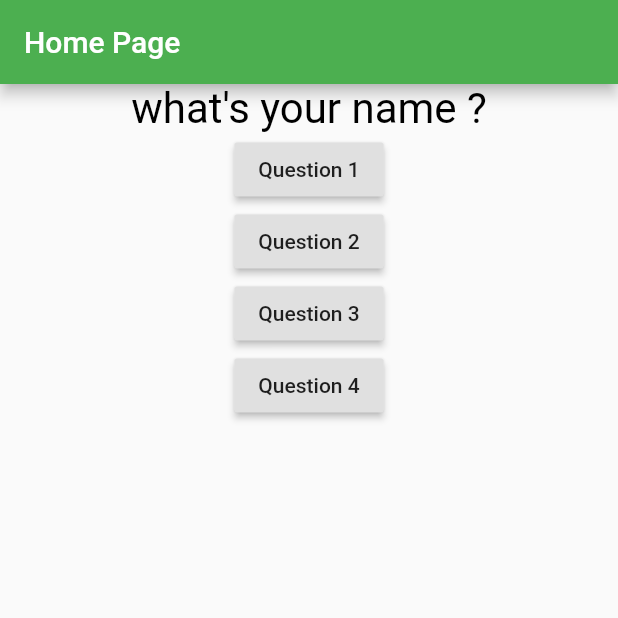
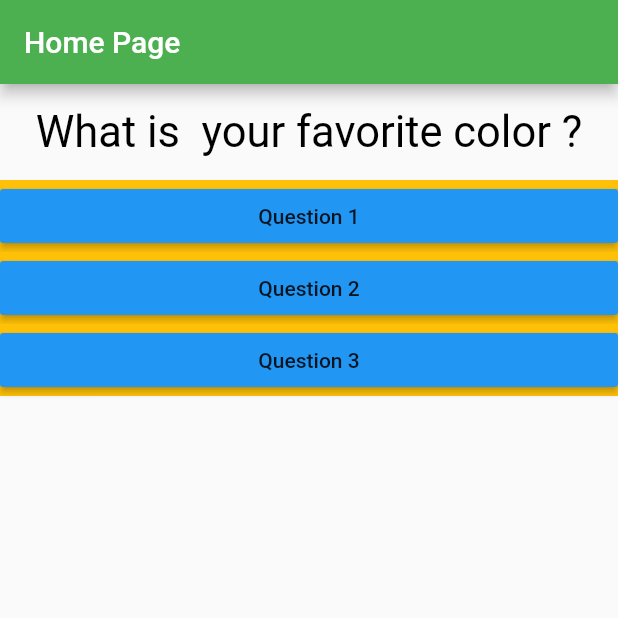
Before and after one commit to ski96277/flutter_complete_guide, a Flutter app: the screen it shows after launch, on a phone screen of 412 x 824 dp, the top half of it. Run offline on Flutter 3.47's test engine with Material 2 defaults, Android fonts, the phone set to English and light mode, and no system bars; missing offline and left inert: dart:ffi.

Commit message:
make re use-able weight

```diff
--- /dev/null
+++ b/lib/answer.dart
@@ -0,0 +1,22 @@
+import 'package:flutter/material.dart';
+
+class AnswerBtn extends StatelessWidget {
+  String question;
+
+  final Function selectHandler;
+
+  AnswerBtn(this.question, this.selectHandler);
+
+  @override
+  Widget build(BuildContext context) {
+    return Container(
+      width: double.infinity,
+      color: Colors.amber,
+      child: RaisedButton(
+        child: Text(question),
+        onPressed: selectHandler,
+        color: Colors.blue,
+      ),
+    );
+  }
+}
--- a/lib/main.dart
+++ b/lib/main.dart
@@ -75,6 +75,7 @@
 //}
 
 import 'package:flutter/material.dart';
+import 'package:fluttercompleteguide/answer.dart';
 import 'package:fluttercompleteguide/question.dart';
 
 void main() {
@@ -87,12 +88,26 @@ class MyApp extends StatefulWidget {
 }
 
 class _MyAppState extends State<MyApp> {
-  var _index=0;
+  var _index = 0;
 
   @override
   Widget build(BuildContext context) {
     // TODO: implement build
-    var questions = ["what\'s your name ? ","what\'s your .. ? ",];
+    var questions = [
+      {
+        'questionText': 'What is  your favorite color ?',
+        'answer': ['black', 'red', 'green', 'white']
+      },
+      {
+        'questionText': 'What is  your favorite animal ?',
+        'answer': ['Rabbit', 'Snack', 'Elephant', 'Lion']
+      },
+      {
+        'questionText': 'Who is your favorite instructor ?',
+        'answer': ['Mitu', 'Siam', 'Imran', 'SK']
+      },
+
+    ];
     return MaterialApp(
         home: Scaffold(
             appBar: AppBar(
@@ -101,25 +116,17 @@ class _MyAppState extends State<MyApp> {
             ),
             body: Column(
               children: [
-                Question(questions[_index]),
-                RaisedButton(
-                    child: Text("Question 1"), onPressed: answerQuestion),
-                RaisedButton(
-                    child: Text("Question 2"), onPressed: answerQuestion),
-                RaisedButton(child: Text("Question 3"),
-                    onPressed: () => print("Button on pressed online")),
-                RaisedButton(child: Text("Question 4"), onPressed: () {
-                  print("anser body print");
-                }),
+                Question(questions [_index]['questionText']),
+                AnswerBtn("Question 1", _answerQuestion),
+                AnswerBtn("Question 2", _answerQuestion),
+                AnswerBtn("Question 3", _answerQuestion),
               ],
             )));
   }
 
-  void answerQuestion() {
+  void _answerQuestion() {
     setState(() {
-
-      _index=_index+1;
-
+      _index = _index + 1;
     });
 
     print("Anser Pressed  = $_index");
--- a/lib/question.dart
+++ b/lib/question.dart
@@ -1,4 +1,7 @@
+import 'dart:ffi';
+
 import 'package:flutter/material.dart';
+import 'package:flutter/widgets.dart';
 
 class Question extends StatelessWidget {
   String QuestionText;
@@ -9,9 +12,10 @@ class Question extends StatelessWidget {
   Widget build(BuildContext context) {
     return Container(
         width: double.infinity,
+        margin: EdgeInsets.all(15),
         child: Text(
           QuestionText,
-          style: TextStyle(color: Colors.black, fontSize: 28),
+          style: TextStyle(color: Colors.black,fontSize: 29),
           textAlign: TextAlign.center,
         ));
   }
```
